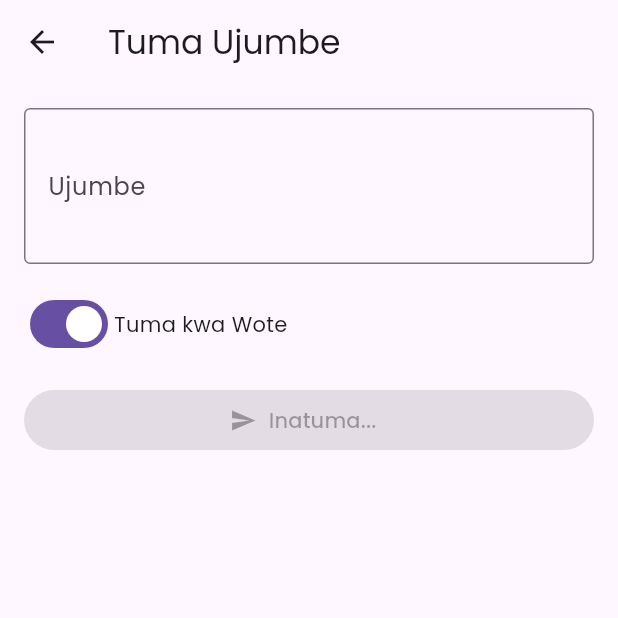
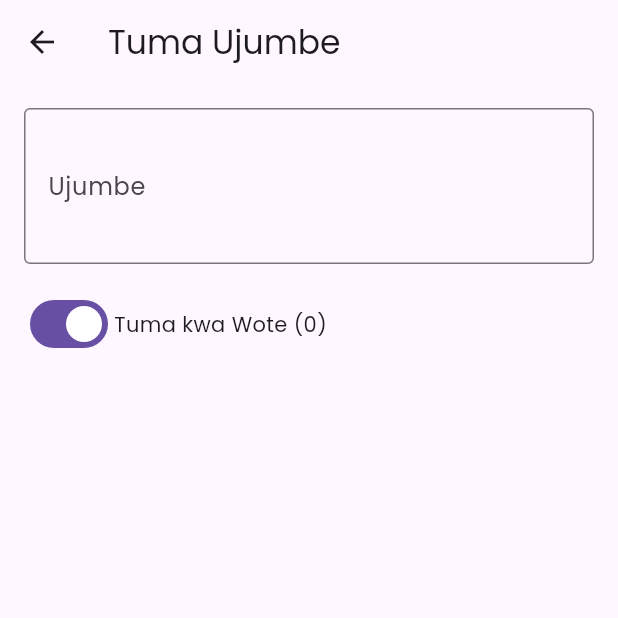
Before and after one commit to CostantinoGwaka/YerikoApp, a Flutter app: the SendMessagePage screen opened directly, on a phone screen of 412 x 824 dp, the top half of it. Run offline on Flutter 3.47's test engine with Material 3 defaults, Android fonts, the phone set to English and light mode, and no system bars; our stand-ins replace animated_bottom_navigation_bar, flutter_localization, flutter_phoenix, google_fonts, page_transition, share_plus and 1 more; missing offline and left inert: open_store, restart_app; accounts and stored records are empty; network calls fail.

Commit message:
fix message

```diff
--- a/lib/pages/send_message_page.dart
+++ b/lib/pages/send_message_page.dart
@@ -102,10 +102,19 @@ class _SendMessagePageState extends State<SendMessagePage> {
             TextField(
               controller: _messageController,
               maxLines: 3,
+              maxLength: 250,
               decoration: const InputDecoration(
                 labelText: 'Ujumbe',
                 border: OutlineInputBorder(),
+                counterText: '', // Hides the built-in counter
               ),
+              onChanged: (value) {
+                if (value.length <= 250) {
+                  setState(() {
+                    _messageController.text = value;
+                  }); // Trigger rebuild to update button visibility
+                }
+              },
             ),
             const SizedBox(height: 16),
             Row(
@@ -119,7 +128,9 @@ class _SendMessagePageState extends State<SendMessagePage> {
                     });
                   },
                 ),
-                Text(_sendToAll ? 'Tuma kwa Wote' : 'Chagua Wapokeaji'),
+                Text(_sendToAll
+                    ? 'Tuma kwa Wote (${_members.length})'
+                    : 'Chagua Wapokeaji  (${_selectedPhones.length})'),
               ],
             ),
             if (!_sendToAll)
@@ -142,7 +153,11 @@ class _SendMessagePageState extends State<SendMessagePage> {
                       ),
               ),
             const SizedBox(height: 16),
-            SizedBox(
+            Visibility(
+              visible: (_sendToAll && _members.isNotEmpty ||
+                      !_sendToAll && _selectedPhones.isNotEmpty) &&
+                  _messageController.text.trim().isNotEmpty,
+              child: SizedBox(
                 width: double.infinity,
                 child: ElevatedButton.icon(
                   icon: const Icon(Icons.send),
@@ -150,6 +165,7 @@ class _SendMessagePageState extends State<SendMessagePage> {
                   onPressed: _isLoading ? null : _sendMessage,
                 ),
               ),
+            )
           ],
         ),
       ),
```
Lines whose indentation alone changed are shown as unchanged.
